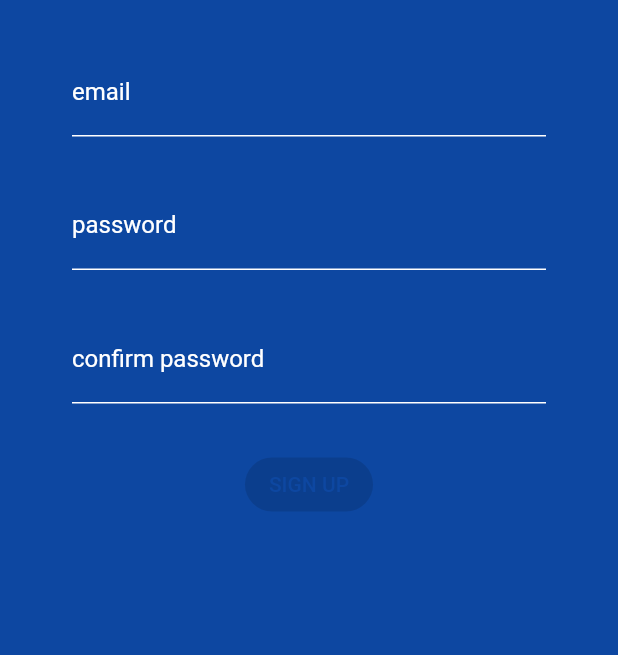
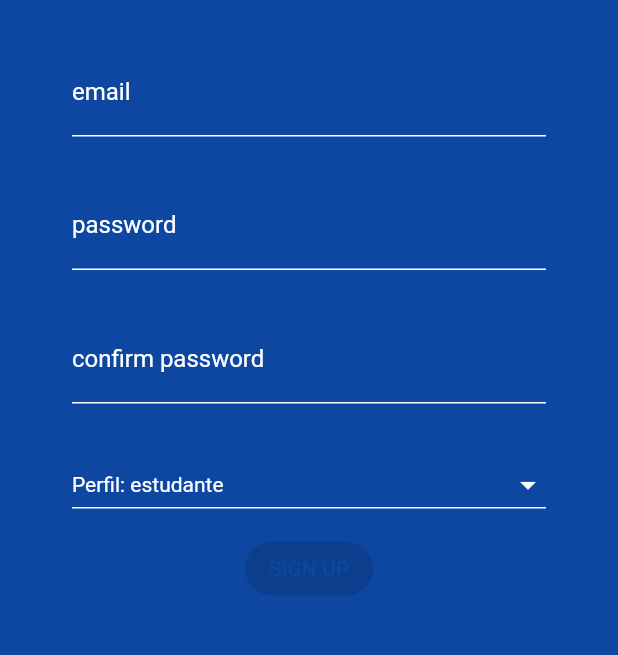
Before and after one commit to dvp333/wl-school-music-manager, a Flutter app: the SignUpPage screen opened directly, on a phone screen of 412 x 824 dp, the part 255-910 px from its top. Run offline on Flutter 3.47's test engine with Material 2 defaults, Android fonts, the phone set to English and light mode, and no system bars; our stand-ins replace bloc, cloud_firestore, equatable, firebase_auth, firebase_core, firebase_remote_config and 7 more; missing offline and left inert: dart_melty_soundfont, flow_builder; accounts and stored records are empty; generated files the repository leaves out were written again.

Commit message:
Inclui o campo perfil no signup form.

```diff
--- a/apps/tocata_school_of_music/lib/sign_up/view/sign_up_form.dart
+++ b/apps/tocata_school_of_music/lib/sign_up/view/sign_up_form.dart
@@ -1,3 +1,4 @@
+import 'package:authentication/authentication.dart';
 import 'package:design_system/design_system.dart';
 import 'package:flutter/material.dart';
 import 'package:flutter_bloc/flutter_bloc.dart';
@@ -37,6 +38,10 @@ class SignUpForm extends StatelessWidget {
             _PasswordInput(),
             const SizedBox(height: 8),
             _ConfirmPasswordInput(),
+            const SizedBox(height: 8),
+            _UserRoleInput(
+              onChanged: (selectedRole) {},
+            ),
             const SizedBox(height: 8),
             _SignUpButton(),
           ],
@@ -124,6 +129,60 @@ class _ConfirmPasswordInput extends StatelessWidget {
   }
 }
 
+class _UserRoleInput extends StatefulWidget {
+  const _UserRoleInput({required this.onChanged});
+
+  final void Function(Role?) onChanged;
+
+  @override
+  State<_UserRoleInput> createState() => _UserRoleInputState();
+}
+
+class _UserRoleInputState extends State<_UserRoleInput> {
+  Role selectedValue = Role.estudante;
+
+  @override
+  Widget build(BuildContext context) {
+    return DropdownButton(
+      items: _buildItems(),
+      onChanged: _onChagedCallback,
+      value: selectedValue,
+      isExpanded: true,
+      style: const TextStyle(color: Colors.white),
+      iconEnabledColor: Colors.white,
+      dropdownColor: Colors.blue.shade800,
+      underline: Container(
+        height: 1,
+        decoration: const BoxDecoration(
+          border: Border(
+            bottom: BorderSide(
+              color: Colors.white,
+            ),
+          ),
+        ),
+      ),
+    );
+  }
+
+  List<DropdownMenuItem<Role>>? _buildItems() {
+    return Role.values
+        .map(
+          (e) => DropdownMenuItem<Role>(
+            value: e,
+            child: Text('Perfil: ${e.name}'),
+          ),
+        )
+        .toList();
+  }
+
+  void _onChagedCallback(Role? role) {
+    setState(() {
+      widget.onChanged(role);
+      selectedValue = role ?? selectedValue;
+    });
+  }
+}
+
 class _SignUpButton extends StatelessWidget {
   @override
   Widget build(BuildContext context) {
--- a/apps/tocata_school_of_music/lib/sign_up/view/sign_up_page.dart
+++ b/apps/tocata_school_of_music/lib/sign_up/view/sign_up_page.dart
@@ -19,11 +19,13 @@ class SignUpPage extends StatelessWidget {
         elevation: 0,
         backgroundColor: Colors.transparent,
       ),
-      body: Padding(
-        padding: const EdgeInsets.all(8),
-        child: BlocProvider<SignUpCubit>(
-          create: (_) => getIt<SignUpCubit>(),
-          child: const SignUpForm(),
+      body: SingleChildScrollView(
+        child: Padding(
+          padding: const EdgeInsets.all(8),
+          child: BlocProvider<SignUpCubit>(
+            create: (_) => getIt<SignUpCubit>(),
+            child: const SignUpForm(),
+          ),
         ),
       ),
     );
--- a/modules/authentication/lib/src/authentication_repository.dart
+++ b/modules/authentication/lib/src/authentication_repository.dart
@@ -1,6 +1,5 @@
 import 'dart:async';
 
-import 'package:authentication/src/models/roles.dart';
 import 'package:cache/cache.dart';
 import 'package:cloud_firestore/cloud_firestore.dart';
 import 'package:firebase_auth/firebase_auth.dart' as firebase_auth;
@@ -211,7 +210,7 @@ class AuthenticationRepository {
       );
 
       final userRole = <String, String>{
-        'role_id': role?.name ?? Role.student.name
+        'role_id': role?.name ?? Role.estudante.name
       };
 
       await _db
--- a/modules/authentication/lib/src/models/models.dart
+++ b/modules/authentication/lib/src/models/models.dart
@@ -1 +1,2 @@
+export 'roles.dart';
 export 'user.dart';
--- a/modules/authentication/lib/src/models/roles.dart
+++ b/modules/authentication/lib/src/models/roles.dart
@@ -1,5 +1,5 @@
 enum Role {
   admin,
-  student,
-  teacher;
+  estudante,
+  professor;
 }
```
Also changed, not shown: 1 other file.
